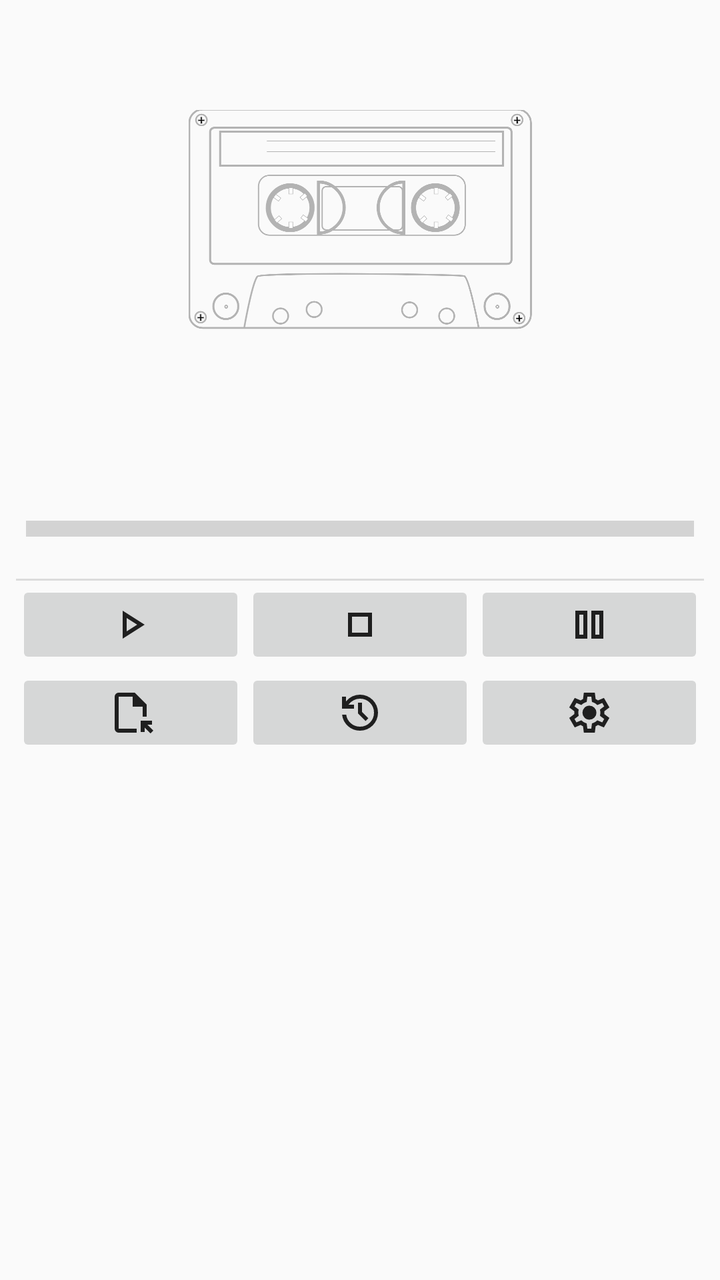
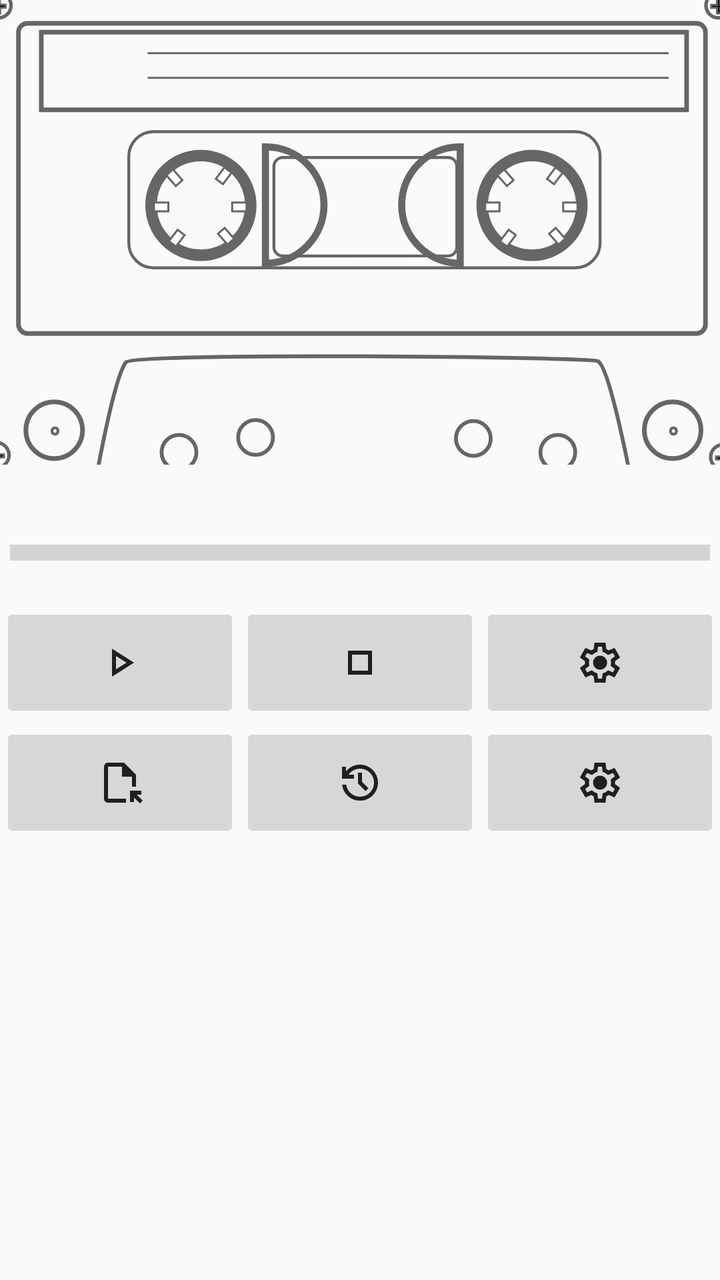

Before-and-after screenshots of an Android layout around one commit, followed by the original layout XML and the change that was made.
<!-- AndroidManifest.xml: application theme AppTheme -->
<!-- res/layout/activity_main.xml -->
<?xml version="1.0" encoding="utf-8"?>

<androidx.constraintlayout.widget.ConstraintLayout xmlns:android="http://schemas.android.com/apk/res/android"
    xmlns:app="http://schemas.android.com/apk/res-auto"
    xmlns:tools="http://schemas.android.com/tools"

    android:layout_width="match_parent"
    android:layout_height="match_parent"
    android:keepScreenOn="true"
    android:onClick="onPausePlaying"
    android:paddingHorizontal="8dp"
    tools:context=".MainActivity">

    <LinearLayout
        android:layout_width="match_parent"
        android:layout_height="match_parent"
        android:orientation="vertical">

        <FrameLayout
            android:layout_width="match_parent"
            android:layout_height="wrap_content">

            <LinearLayout
                android:layout_width="match_parent"
                android:layout_height="match_parent"
                android:orientation="vertical">

                <ImageView
                    android:id="@+id/ivCassette"
                    android:layout_width="wrap_content"
                    android:layout_height="wrap_content"
                    android:adjustViewBounds="true"
                    android:contentDescription="Cassette"
                    android:cropToPadding="false"
                    android:scaleType="centerInside"
                    android:scaleX="0.5"
                    android:scaleY="0.5"
                    android:src="@drawable/tape_inactive" />

                <TextView
                    android:id="@+id/tvTapeImageName"
                    android:layout_width="match_parent"
                    android:layout_height="wrap_content"
                    android:textAlignment="center" />

                <ProgressBar
                    android:id="@+id/pbProgress"
                    style="?android:attr/progressBarStyleHorizontal"
                    android:layout_width="match_parent"
                    android:layout_height="wrap_content"
                    android:layout_marginTop="4dp"
                    android:layout_marginBottom="4dp"
                    android:max="100"
                    android:minHeight="32dip"
                    android:padding="5dp"
                    android:progress="0"
                    android:scaleY="2" />

            </LinearLayout>

        </FrameLayout>

        <View
            android:layout_width="match_parent"
            android:layout_height="1dp"
            android:background="?android:attr/listDivider" />

        <LinearLayout
            android:layout_width="match_parent"
            android:layout_height="match_parent"
            android:orientation="vertical">

            <LinearLayout
                android:layout_width="match_parent"
                android:layout_height="wrap_content"
                android:orientation="horizontal">

                <ImageButton
                    android:id="@+id/btnPlay"
                    android:layout_width="wrap_content"
                    android:layout_height="wrap_content"
                    android:layout_weight="1"
                    android:contentDescription="Play"
                    android:onClick="onPlay"
                    android:src="@drawable/play_arrow_24dp_1f1f1f_fill0_wght400_grad0_opsz24" />

                <ImageButton
                    android:id="@+id/btnStop"
                    android:layout_width="wrap_content"
                    android:layout_height="wrap_content"
                    android:layout_weight="1"
                    android:contentDescription="Stop"
                    android:onClick="onStopPlaying"
                    android:src="@drawable/stop_24dp_1f1f1f_fill0_wght400_grad0_opsz24" />

                <ImageButton
                    android:id="@+id/btnPause"
                    android:layout_width="wrap_content"
                    android:layout_height="wrap_content"
                    android:layout_weight="1"
                    android:contentDescription="Pause"
                    android:onClick="onPausePlaying"
                    android:src="@drawable/pause_24dp_1f1f1f_fill0_wght400_grad0_opsz24" />

            </LinearLayout>

            <LinearLayout
                android:layout_width="match_parent"
                android:layout_height="match_parent"
                android:orientation="horizontal">

                <ImageButton
                    android:id="@+id/btnBrowse"
                    android:layout_width="wrap_content"
                    android:layout_height="wrap_content"
                    android:layout_weight="1"
                    android:contentDescription="Browse"
                    android:onClick="onBrowseTapeImage"
                    android:src="@drawable/file_open_24dp_1f1f1f_fill0_wght400_grad0_opsz24" />

                <ImageButton
                    android:id="@+id/btnRecent"
                    android:layout_width="wrap_content"
                    android:layout_height="wrap_content"
                    android:layout_weight="1"
                    android:contentDescription="Recent"
                    android:onClick="onRecent"
                    android:src="@drawable/history_24dp_1f1f1f_fill0_wght400_grad0_opsz24" />

                <ImageButton
                    android:id="@+id/btnSettings"
                    android:layout_width="wrap_content"
                    android:layout_height="wrap_content"
                    android:layout_weight="1"
                    android:contentDescription="Settings"
                    android:onClick="onSettings"
                    android:src="@drawable/settings_24dp_1f1f1f_fill0_wght400_grad0_opsz24" />
            </LinearLayout>

        </LinearLayout>

    </LinearLayout>
</androidx.constraintlayout.widget.ConstraintLayout>
<!-- resources referenced by this layout -->
<resources>
  <!-- drawable file_open_24dp_1f1f1f_fill0_wght400_grad0_opsz24 (drawable) -->
  <vector xmlns:android="http://schemas.android.com/apk/res/android"
      android:width="24dp"
      android:height="24dp"
      android:viewportWidth="960"
      android:viewportHeight="960">
    <path
        android:pathData="M240,880q-33,0 -56.5,-23.5T160,800v-640q0,-33 23.5,-56.5T240,80h320l240,240v240h-80v-200L520,360v-200L240,160v640h360v80L240,880ZM878,895L760,777v89h-80v-226h226v80h-90l118,118 -56,57ZM240,800v-640,640Z"
        android:fillColor="#1f1f1f"/>
  </vector>
  <!-- drawable history_24dp_1f1f1f_fill0_wght400_grad0_opsz24 (drawable) -->
  <vector xmlns:android="http://schemas.android.com/apk/res/android"
      android:width="24dp"
      android:height="24dp"
      android:viewportWidth="960"
      android:viewportHeight="960">
    <path
        android:pathData="M480,840q-138,0 -240.5,-91.5T122,520h82q14,104 92.5,172T480,760q117,0 198.5,-81.5T760,480q0,-117 -81.5,-198.5T480,200q-69,0 -129,32t-101,88h110v80L120,400v-240h80v94q51,-64 124.5,-99T480,120q75,0 140.5,28.5t114,77q48.5,48.5 77,114T840,480q0,75 -28.5,140.5t-77,114q-48.5,48.5 -114,77T480,840ZM592,648L440,496v-216h80v184l128,128 -56,56Z"
        android:fillColor="#1f1f1f"/>
  </vector>
  <!-- drawable pause_24dp_1f1f1f_fill0_wght400_grad0_opsz24 (drawable) -->
  <vector xmlns:android="http://schemas.android.com/apk/res/android"
      android:width="24dp"
      android:height="24dp"
      android:viewportWidth="960"
      android:viewportHeight="960">
    <path
        android:pathData="M520,760v-560h240v560L520,760ZM200,760v-560h240v560L200,760ZM600,680h80v-400h-80v400ZM280,680h80v-400h-80v400ZM280,280v400,-400ZM600,280v400,-400Z"
        android:fillColor="#1f1f1f"/>
  </vector>
  <!-- drawable play_arrow_24dp_1f1f1f_fill0_wght400_grad0_opsz24 (drawable) -->
  <vector xmlns:android="http://schemas.android.com/apk/res/android"
      android:width="24dp"
      android:height="24dp"
      android:viewportWidth="960"
      android:viewportHeight="960">
    <path
        android:pathData="M320,760v-560l440,280 -440,280ZM400,480ZM400,614 L610,480 400,346v268Z"
        android:fillColor="#1f1f1f"/>
  </vector>
  <!-- drawable settings_24dp_1f1f1f_fill0_wght400_grad0_opsz24 (drawable) -->
  <vector xmlns:android="http://schemas.android.com/apk/res/android"
      android:width="24dp"
      android:height="24dp"
      android:viewportWidth="960"
      android:viewportHeight="960">
    <path
        android:pathData="m370,880 l-16,-128q-13,-5 -24.5,-12T307,725l-119,50L78,585l103,-78q-1,-7 -1,-13.5v-27q0,-6.5 1,-13.5L78,375l110,-190 119,50q11,-8 23,-15t24,-12l16,-128h220l16,128q13,5 24.5,12t22.5,15l119,-50 110,190 -103,78q1,7 1,13.5v27q0,6.5 -2,13.5l103,78 -110,190 -118,-50q-11,8 -23,15t-24,12L590,880L370,880ZM440,800h79l14,-106q31,-8 57.5,-23.5T639,633l99,41 39,-68 -86,-65q5,-14 7,-29.5t2,-31.5q0,-16 -2,-31.5t-7,-29.5l86,-65 -39,-68 -99,42q-22,-23 -48.5,-38.5T533,266l-13,-106h-79l-14,106q-31,8 -57.5,23.5T321,327l-99,-41 -39,68 86,64q-5,15 -7,30t-2,32q0,16 2,31t7,30l-86,65 39,68 99,-42q22,23 48.5,38.5T427,694l13,106ZM482,620q58,0 99,-41t41,-99q0,-58 -41,-99t-99,-41q-59,0 -99.5,41T342,480q0,58 40.5,99t99.5,41ZM480,480Z"
        android:fillColor="#1f1f1f"/>
  </vector>
  <!-- drawable stop_24dp_1f1f1f_fill0_wght400_grad0_opsz24 (drawable) -->
  <vector xmlns:android="http://schemas.android.com/apk/res/android"
      android:width="24dp"
      android:height="24dp"
      android:viewportWidth="960"
      android:viewportHeight="960">
    <path
        android:pathData="M320,320v320,-320ZM240,720v-480h480v480L240,720ZM320,640h320v-320L320,320v320Z"
        android:fillColor="#1f1f1f"/>
  </vector>
  <!-- drawable tape_inactive: vector/xml drawable (drawable, 9622 chars, omitted) -->
  <style name="AppTheme" parent="android:Theme.Material.Light" />
</resources>

<!-- the commit's change to res/layout/activity_main.xml (unified diff, before → after) -->
@@ -5,69 +5,57 @@
     xmlns:tools="http://schemas.android.com/tools"
 
     android:layout_width="match_parent"
-    android:layout_height="match_parent"
+    android:layout_height="wrap_content"
     android:keepScreenOn="true"
-    android:onClick="onPausePlaying"
-    android:paddingHorizontal="8dp"
     tools:context=".MainActivity">
 
     <LinearLayout
         android:layout_width="match_parent"
         android:layout_height="match_parent"
-        android:orientation="vertical">
-
-        <FrameLayout
-            android:layout_width="match_parent"
-            android:layout_height="wrap_content">
-
-            <LinearLayout
-                android:layout_width="match_parent"
-                android:layout_height="match_parent"
-                android:orientation="vertical">
-
-                <ImageView
-                    android:id="@+id/ivCassette"
-                    android:layout_width="wrap_content"
-                    android:layout_height="wrap_content"
-                    android:adjustViewBounds="true"
-                    android:contentDescription="Cassette"
-                    android:cropToPadding="false"
-                    android:scaleType="centerInside"
-                    android:scaleX="0.5"
-                    android:scaleY="0.5"
-                    android:src="@drawable/tape_inactive" />
-
-                <TextView
-                    android:id="@+id/tvTapeImageName"
-                    android:layout_width="match_parent"
-                    android:layout_height="wrap_content"
-                    android:textAlignment="center" />
-
-                <ProgressBar
-                    android:id="@+id/pbProgress"
-                    style="?android:attr/progressBarStyleHorizontal"
-                    android:layout_width="match_parent"
-                    android:layout_height="wrap_content"
-                    android:layout_marginTop="4dp"
-                    android:layout_marginBottom="4dp"
-                    android:max="100"
-                    android:minHeight="32dip"
-                    android:padding="5dp"
-                    android:progress="0"
-                    android:scaleY="2" />
-
-            </LinearLayout>
-
-        </FrameLayout>
-
-        <View
-            android:layout_width="match_parent"
-            android:layout_height="1dp"
-            android:background="?android:attr/listDivider" />
+        android:orientation="vertical"
+        tools:layout_editor_absoluteX="8dp">
 
         <LinearLayout
             android:layout_width="match_parent"
-            android:layout_height="match_parent"
+            android:layout_height="wrap_content"
+            android:orientation="vertical">
+
+            <ImageView
+                android:id="@+id/ivCassette"
+                android:layout_width="match_parent"
+                android:layout_height="wrap_content"
+                android:adjustViewBounds="true"
+                android:contentDescription="@string/cd_cassette"
+                android:cropToPadding="true"
+                android:paddingHorizontal="0dp"
+                android:paddingVertical="0dp"
+                android:scaleType="center"
+                android:src="@drawable/tape_inactive" />
+
+            <TextView
+                android:id="@+id/tvTapeImageName"
+                android:layout_width="match_parent"
+                android:layout_height="wrap_content"
+                android:textAlignment="center" />
+
+            <ProgressBar
+                android:id="@+id/pbProgress"
+                style="?android:attr/progressBarStyleHorizontal"
+                android:layout_width="match_parent"
+                android:layout_height="wrap_content"
+                android:layout_marginTop="4dp"
+                android:layout_marginBottom="4dp"
+                android:max="100"
+                android:minHeight="32dip"
+                android:padding="5dp"
+                android:progress="0"
+                android:scaleY="2" />
+
+        </LinearLayout>
+
+        <LinearLayout
+            android:layout_width="match_parent"
+            android:layout_height="wrap_content"
             android:orientation="vertical">
 
             <LinearLayout
@@ -80,33 +68,36 @@
                     android:layout_width="wrap_content"
                     android:layout_height="wrap_content"
                     android:layout_weight="1"
-                    android:contentDescription="Play"
+                    android:contentDescription="@string/cd_play"
                     android:onClick="onPlay"
-                    android:src="@drawable/play_arrow_24dp_1f1f1f_fill0_wght400_grad0_opsz24" />
+                    android:paddingVertical="18dp"
+                    android:src="@drawable/icon_play" />
 
                 <ImageButton
                     android:id="@+id/btnStop"
                     android:layout_width="wrap_content"
                     android:layout_height="wrap_content"
                     android:layout_weight="1"
-                    android:contentDescription="Stop"
+                    android:contentDescription="@string/cd_stop"
                     android:onClick="onStopPlaying"
-                    android:src="@drawable/stop_24dp_1f1f1f_fill0_wght400_grad0_opsz24" />
+                    android:paddingVertical="18dp"
+                    android:src="@drawable/icon_stop" />
 
                 <ImageButton
-                    android:id="@+id/btnPause"
+                    android:id="@+id/btnShowChunks"
                     android:layout_width="wrap_content"
                     android:layout_height="wrap_content"
                     android:layout_weight="1"
-                    android:contentDescription="Pause"
-                    android:onClick="onPausePlaying"
-                    android:src="@drawable/pause_24dp_1f1f1f_fill0_wght400_grad0_opsz24" />
+                    android:contentDescription="@string/cd_chunks"
+                    android:onClick="onDisplayChunks"
+                    android:paddingVertical="18dp"
+                    android:src="@drawable/icon_settings" />
 
             </LinearLayout>
 
             <LinearLayout
                 android:layout_width="match_parent"
-                android:layout_height="match_parent"
+                android:layout_height="wrap_content"
                 android:orientation="horizontal">
 
                 <ImageButton
@@ -114,30 +105,42 @@
                     android:layout_width="wrap_content"
                     android:layout_height="wrap_content"
                     android:layout_weight="1"
-                    android:contentDescription="Browse"
+                    android:contentDescription="@string/cd_browse"
                     android:onClick="onBrowseTapeImage"
-                    android:src="@drawable/file_open_24dp_1f1f1f_fill0_wght400_grad0_opsz24" />
+                    android:paddingVertical="18dp"
+                    android:src="@drawable/icon_open" />
 
                 <ImageButton
                     android:id="@+id/btnRecent"
                     android:layout_width="wrap_content"
                     android:layout_height="wrap_content"
                     android:layout_weight="1"
-                    android:contentDescription="Recent"
+                    android:contentDescription="@string/cd_recent"
                     android:onClick="onRecent"
-                    android:src="@drawable/history_24dp_1f1f1f_fill0_wght400_grad0_opsz24" />
+                    android:paddingVertical="18dp"
+                    android:src="@drawable/icon_history" />
 
                 <ImageButton
                     android:id="@+id/btnSettings"
                     android:layout_width="wrap_content"
                     android:layout_height="wrap_content"
                     android:layout_weight="1"
-                    android:contentDescription="Settings"
+                    android:contentDescription="@string/cd_settings"
                     android:onClick="onSettings"
-                    android:src="@drawable/settings_24dp_1f1f1f_fill0_wght400_grad0_opsz24" />
+                    android:paddingVertical="18dp"
+                    android:src="@drawable/icon_settings" />
+
             </LinearLayout>
 
         </LinearLayout>
 
+        <ListView
+            android:id="@+id/lvChunks"
+            android:layout_width="match_parent"
+            android:layout_height="wrap_content"
+            android:layout_weight="1"
+            android:soundEffectsEnabled="false" />
+
     </LinearLayout>
+
 </androidx.constraintlayout.widget.ConstraintLayout>
<!-- resource entries referenced after the edit -->
@@ -1,6 +1,16 @@
 <!-- resources referenced by this layout -->
 <resources>
-  <!-- drawable file_open_24dp_1f1f1f_fill0_wght400_grad0_opsz24 (drawable) -->
+  <!-- drawable icon_history (drawable) -->
+  <vector xmlns:android="http://schemas.android.com/apk/res/android"
+      android:width="24dp"
+      android:height="24dp"
+      android:viewportWidth="960"
+      android:viewportHeight="960">
+    <path
+        android:pathData="M480,840q-138,0 -240.5,-91.5T122,520h82q14,104 92.5,172T480,760q117,0 198.5,-81.5T760,480q0,-117 -81.5,-198.5T480,200q-69,0 -129,32t-101,88h110v80L120,400v-240h80v94q51,-64 124.5,-99T480,120q75,0 140.5,28.5t114,77q48.5,48.5 77,114T840,480q0,75 -28.5,140.5t-77,114q-48.5,48.5 -114,77T480,840ZM592,648L440,496v-216h80v184l128,128 -56,56Z"
+        android:fillColor="#1f1f1f"/>
+  </vector>
+  <!-- drawable icon_open (drawable) -->
   <vector xmlns:android="http://schemas.android.com/apk/res/android"
       android:width="24dp"
       android:height="24dp"
@@ -10,27 +20,7 @@
         android:pathData="M240,880q-33,0 -56.5,-23.5T160,800v-640q0,-33 23.5,-56.5T240,80h320l240,240v240h-80v-200L520,360v-200L240,160v640h360v80L240,880ZM878,895L760,777v89h-80v-226h226v80h-90l118,118 -56,57ZM240,800v-640,640Z"
         android:fillColor="#1f1f1f"/>
   </vector>
-  <!-- drawable history_24dp_1f1f1f_fill0_wght400_grad0_opsz24 (drawable) -->
-  <vector xmlns:android="http://schemas.android.com/apk/res/android"
-      android:width="24dp"
-      android:height="24dp"
-      android:viewportWidth="960"
-      android:viewportHeight="960">
-    <path
-        android:pathData="M480,840q-138,0 -240.5,-91.5T122,520h82q14,104 92.5,172T480,760q117,0 198.5,-81.5T760,480q0,-117 -81.5,-198.5T480,200q-69,0 -129,32t-101,88h110v80L120,400v-240h80v94q51,-64 124.5,-99T480,120q75,0 140.5,28.5t114,77q48.5,48.5 77,114T840,480q0,75 -28.5,140.5t-77,114q-48.5,48.5 -114,77T480,840ZM592,648L440,496v-216h80v184l128,128 -56,56Z"
-        android:fillColor="#1f1f1f"/>
-  </vector>
-  <!-- drawable pause_24dp_1f1f1f_fill0_wght400_grad0_opsz24 (drawable) -->
-  <vector xmlns:android="http://schemas.android.com/apk/res/android"
-      android:width="24dp"
-      android:height="24dp"
-      android:viewportWidth="960"
-      android:viewportHeight="960">
-    <path
-        android:pathData="M520,760v-560h240v560L520,760ZM200,760v-560h240v560L200,760ZM600,680h80v-400h-80v400ZM280,680h80v-400h-80v400ZM280,280v400,-400ZM600,280v400,-400Z"
-        android:fillColor="#1f1f1f"/>
-  </vector>
-  <!-- drawable play_arrow_24dp_1f1f1f_fill0_wght400_grad0_opsz24 (drawable) -->
+  <!-- drawable icon_play (drawable) -->
   <vector xmlns:android="http://schemas.android.com/apk/res/android"
       android:width="24dp"
       android:height="24dp"
@@ -40,7 +30,7 @@
         android:pathData="M320,760v-560l440,280 -440,280ZM400,480ZM400,614 L610,480 400,346v268Z"
         android:fillColor="#1f1f1f"/>
   </vector>
-  <!-- drawable settings_24dp_1f1f1f_fill0_wght400_grad0_opsz24 (drawable) -->
+  <!-- drawable icon_settings (drawable) -->
   <vector xmlns:android="http://schemas.android.com/apk/res/android"
       android:width="24dp"
       android:height="24dp"
@@ -50,7 +40,7 @@
         android:pathData="m370,880 l-16,-128q-13,-5 -24.5,-12T307,725l-119,50L78,585l103,-78q-1,-7 -1,-13.5v-27q0,-6.5 1,-13.5L78,375l110,-190 119,50q11,-8 23,-15t24,-12l16,-128h220l16,128q13,5 24.5,12t22.5,15l119,-50 110,190 -103,78q1,7 1,13.5v27q0,6.5 -2,13.5l103,78 -110,190 -118,-50q-11,8 -23,15t-24,12L590,880L370,880ZM440,800h79l14,-106q31,-8 57.5,-23.5T639,633l99,41 39,-68 -86,-65q5,-14 7,-29.5t2,-31.5q0,-16 -2,-31.5t-7,-29.5l86,-65 -39,-68 -99,42q-22,-23 -48.5,-38.5T533,266l-13,-106h-79l-14,106q-31,8 -57.5,23.5T321,327l-99,-41 -39,68 86,64q-5,15 -7,30t-2,32q0,16 2,31t7,30l-86,65 39,68 99,-42q22,23 48.5,38.5T427,694l13,106ZM482,620q58,0 99,-41t41,-99q0,-58 -41,-99t-99,-41q-59,0 -99.5,41T342,480q0,58 40.5,99t99.5,41ZM480,480Z"
         android:fillColor="#1f1f1f"/>
   </vector>
-  <!-- drawable stop_24dp_1f1f1f_fill0_wght400_grad0_opsz24 (drawable) -->
+  <!-- drawable icon_stop (drawable) -->
   <vector xmlns:android="http://schemas.android.com/apk/res/android"
       android:width="24dp"
       android:height="24dp"
@@ -60,7 +50,14 @@
         android:pathData="M320,320v320,-320ZM240,720v-480h480v480L240,720ZM320,640h320v-320L320,320v320Z"
         android:fillColor="#1f1f1f"/>
   </vector>
-  <!-- drawable tape_inactive: vector/xml drawable (drawable, 9622 chars, omitted) -->
+  <!-- drawable tape_inactive: vector/xml drawable (drawable, 9518 chars, omitted) -->
+  <string name="cd_browse">Browse</string>
+  <string name="cd_cassette">Cassette</string>
+  <string name="cd_chunks">Tape image chunks</string>
+  <string name="cd_play">Play</string>
+  <string name="cd_recent">Recent</string>
+  <string name="cd_settings">Settings</string>
+  <string name="cd_stop">Stop</string>
   <style name="AppTheme" parent="android:Theme.Material.Light" />
 </resources>
 
